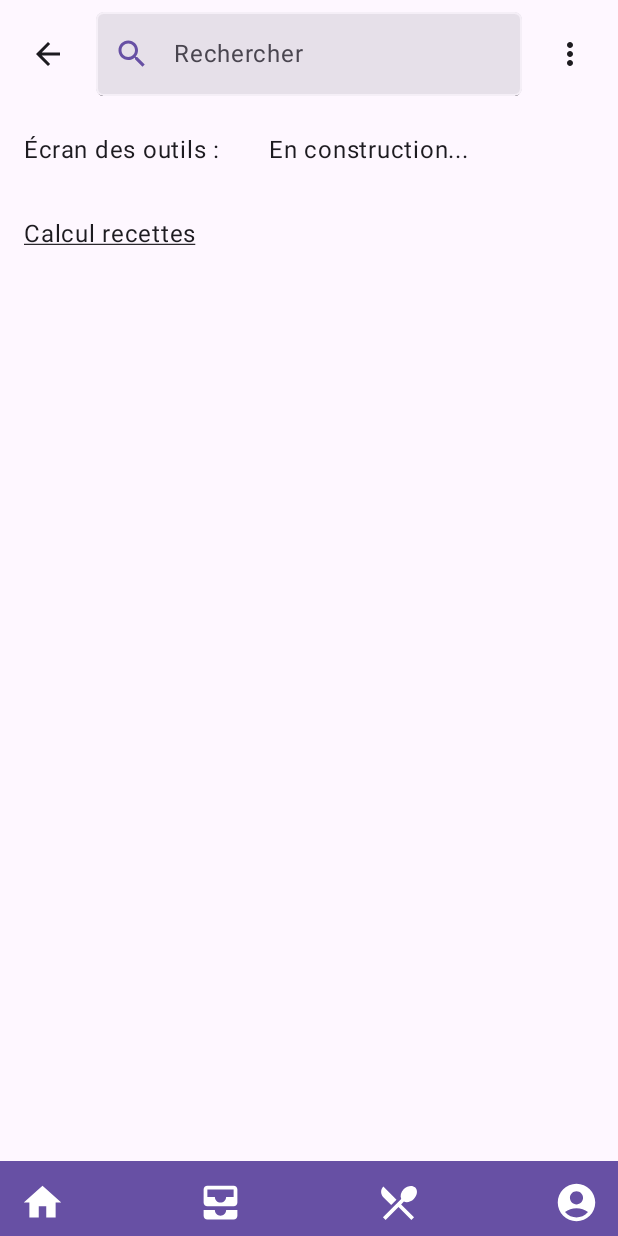
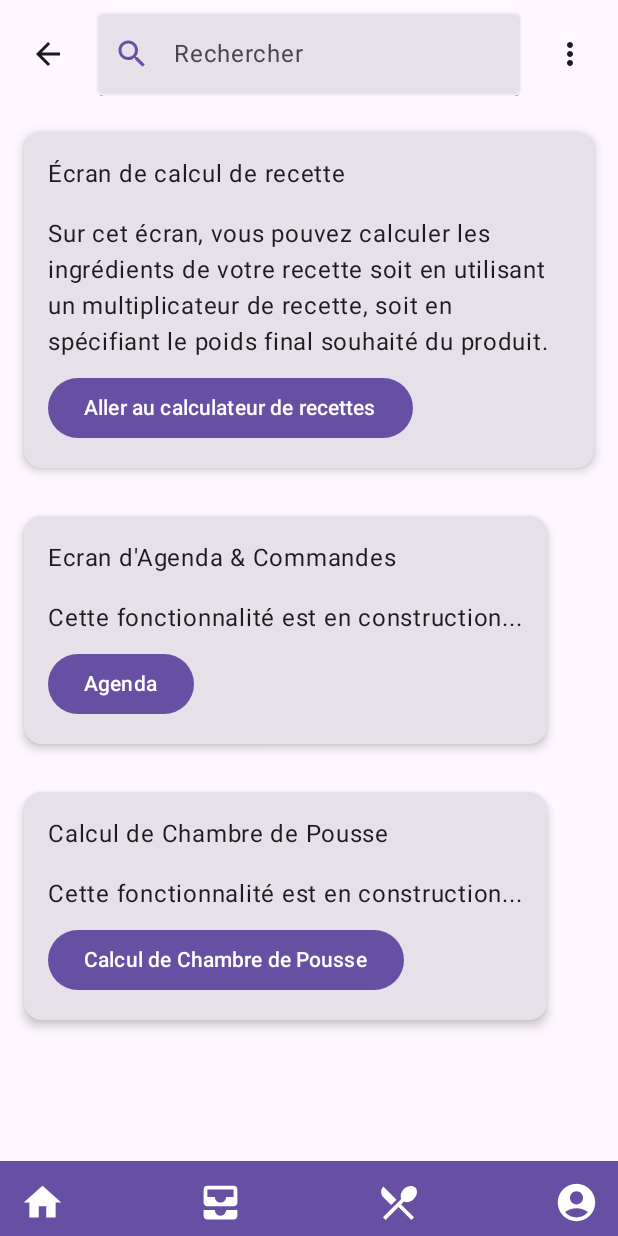
Before and after one commit to CedricSanchezGithub/Bagueton_Client, an Android app built with Jetpack Compose: the ToolsScreen screen opened through its navigation route, on a phone screen of 412 x 824 dp. Run offline under Robolectric (Android 15) with nearby library versions, the phone set to English and light mode, and no system bars; network calls fail; pictures from the network do not load.

Commit message:
maj Homescreen, LoginScreen & ToolsScreen

```diff
--- a/app/src/main/java/com/c3dev/bagueton/ui/ui/screens/login/LoginScreen.kt
+++ b/app/src/main/java/com/c3dev/bagueton/ui/ui/screens/login/LoginScreen.kt
@@ -1,5 +1,6 @@
 import android.content.res.Configuration
 import androidx.compose.foundation.Image
+import androidx.compose.foundation.border
 import androidx.compose.foundation.clickable
 import androidx.compose.foundation.layout.Arrangement
 import androidx.compose.foundation.layout.Box
@@ -29,6 +30,7 @@ import androidx.compose.ui.Alignment
 import androidx.compose.ui.Alignment.Companion.CenterHorizontally
 import androidx.compose.ui.Modifier
 import androidx.compose.ui.graphics.ImageBitmap
+import androidx.compose.ui.layout.ContentScale
 import androidx.compose.ui.res.imageResource
 import androidx.compose.ui.res.stringResource
 import androidx.compose.ui.text.input.PasswordVisualTransformation
@@ -75,12 +77,24 @@ fun LoginScreen(accountViewModel: AccountViewModel,
             verticalArrangement = Arrangement.Center,
             horizontalAlignment = CenterHorizontally
         ) {
+            if(!themeViewModel.isDarkTheme.value){
+
                 Image(
                     ImageBitmap.imageResource(id = R.drawable.logobagueton),
                     contentDescription = "logo", modifier = Modifier
                         .height(200.dp)
                         .width(200.dp)
                 )
+            } else{
+                Image(
+                    ImageBitmap.imageResource(id = R.drawable.logobagueton),
+                    contentScale = ContentScale.Crop,
+                    contentDescription = "logo", modifier = Modifier
+                        .width(200.dp)
+                        .border(3.dp, MaterialTheme.colorScheme.primary)
+                )
+                Spacer(modifier = Modifier.height(16.dp))
+            }
             Column(
                 modifier = Modifier
                     .fillMaxWidth()
@@ -90,7 +104,7 @@ fun LoginScreen(accountViewModel: AccountViewModel,
                 TextField(
                     value = loginViewModel.username.value,
                     onValueChange = { loginViewModel.username.value = it },
-                    label = { R.string.username_label },
+                    label = { Text(stringResource(id = R.string.username_label)) },
                     modifier = Modifier.fillMaxWidth()
                 )
 
@@ -99,7 +113,7 @@ fun LoginScreen(accountViewModel: AccountViewModel,
                 TextField(
                     value = loginViewModel.password.value,
                     onValueChange = { loginViewModel.password.value = it },
-                    label = { R.string.password_label },
+                    label = { Text(stringResource(id = R.string.password_label)) },
                     visualTransformation = PasswordVisualTransformation(),
                     modifier = Modifier.fillMaxWidth()
                 )
@@ -110,7 +124,7 @@ fun LoginScreen(accountViewModel: AccountViewModel,
                     TextField(
                         value = loginViewModel.confirmPassword.value,
                         onValueChange = { loginViewModel.confirmPassword.value = it },
-                        label = { R.string.confirm_password_label },
+                        label = { Text(stringResource(id = R.string.confirm_password_label)) },
                         visualTransformation = PasswordVisualTransformation(),
                         modifier = Modifier.fillMaxWidth()
                     )
--- a/app/src/main/java/com/c3dev/bagueton/ui/ui/screens/recipes/HomeScreen.kt
+++ b/app/src/main/java/com/c3dev/bagueton/ui/ui/screens/recipes/HomeScreen.kt
@@ -137,7 +137,8 @@ fun RecipeImage(
     navHostController: NavHostController?
 ) {
     val imageUrl = recipe.images?.firstOrNull()?.url
-    val imageContent = @Composable {
+    val imageContent =
+        @Composable {
         if (!imageUrl.isNullOrEmpty()) {
             Image(
                 painter = rememberAsyncImagePainter(
--- a/app/src/main/java/com/c3dev/bagueton/ui/ui/screens/tools/ToolsScreen.kt
+++ b/app/src/main/java/com/c3dev/bagueton/ui/ui/screens/tools/ToolsScreen.kt
@@ -1,18 +1,19 @@
 package com.c3dev.bagueton.ui.ui.screens.tools
 
 import android.content.res.Configuration
-import androidx.compose.foundation.clickable
 import androidx.compose.foundation.layout.Column
-import androidx.compose.foundation.layout.Row
 import androidx.compose.foundation.layout.Spacer
 import androidx.compose.foundation.layout.fillMaxSize
 import androidx.compose.foundation.layout.padding
+import androidx.compose.material3.Button
+import androidx.compose.material3.Card
+import androidx.compose.material3.CardDefaults
 import androidx.compose.material3.MaterialTheme
+import androidx.compose.material3.Scaffold
 import androidx.compose.material3.Surface
 import androidx.compose.material3.Text
 import androidx.compose.runtime.Composable
 import androidx.compose.ui.Modifier
-import androidx.compose.ui.text.style.TextDecoration
 import androidx.compose.ui.tooling.preview.Preview
 import androidx.compose.ui.unit.dp
 import androidx.navigation.NavHostController
@@ -26,26 +27,87 @@ import com.c3dev.bagueton.ui.ui.theme.Bagueton_v1Theme
 fun ToolsScreen(
     navHostController: NavHostController? = null, baguetonViewModel: BaguetonViewModel
 ) {
+    Scaffold(
+        bottomBar = { MyBottomAppBar(navHostController = navHostController) },
+        topBar = { SearchBar(baguetonViewModel = baguetonViewModel, navHostController = navHostController) },
+    ){ innerPadding ->
 
-    Column {
 
-        SearchBar(baguetonViewModel = baguetonViewModel,
-            navHostController = navHostController
-        )
-        Row {
-            Text(text = "Écran des outils :", modifier = Modifier.padding(16.dp) )
-            Text(text = "En construction...", modifier = Modifier.padding(16.dp) )
+        Column(modifier = Modifier.padding(innerPadding)) {
+
+            CardMinimalExample(navHostController)
+            AgendaCard(navHostController)
+            ProofingChamberCard(navHostController)
+
         }
+    }
+}
+
+@Composable
+fun CardMinimalExample(navHostController: NavHostController? = null) {
+    Card(
+        modifier = Modifier.padding(16.dp),
+        elevation = CardDefaults.cardElevation(defaultElevation = 4.dp)
+    ) {
+        Column(modifier = Modifier.padding(16.dp)) {
+            Text(text = "Écran de calcul de recette")
+            Spacer(modifier = Modifier.padding(8.dp))
             Text(
-                text = "Calcul recettes",
-                textDecoration = TextDecoration.Underline,
-                modifier = Modifier.clickable {
-                    navHostController?.navigate("ToolScreenCalc")
-                }.padding(16.dp)
+                text = "Sur cet écran, vous pouvez calculer les ingrédients de votre recette soit en utilisant un multiplicateur de recette, soit en spécifiant le poids final souhaité du produit."
             )
+            Button(
+                onClick = { navHostController?.navigate("ToolScreenCalc") },
+                modifier = Modifier.padding(top = 8.dp)
+            ) {
+                Text("Aller au calculateur de recettes")
+            }
+        }
+    }
+}
 
-        Spacer(Modifier.weight(1f, true))
-        MyBottomAppBar(navHostController)
+@Composable
+fun AgendaCard(navHostController: NavHostController? = null) {
+    Card(
+        modifier = Modifier.padding(16.dp),
+        elevation = CardDefaults.cardElevation(defaultElevation = 4.dp)
+    ) {
+        Column(modifier = Modifier.padding(16.dp)) {
+            Text(text = "Ecran d'Agenda & Commandes")
+            Spacer(modifier = Modifier.padding(8.dp))
+            Text(text = "Cette fonctionnalité est en construction...")
+
+            Button(
+                onClick = {
+                    // Ajoutez la navigation ou l'action appropriée ici si nécessaire
+                },
+                modifier = Modifier.padding(top = 8.dp)
+            ) {
+                Text("Agenda")
+            }
+        }
+    }
+}
+
+@Composable
+fun ProofingChamberCard(navHostController: NavHostController? = null) {
+    Card(
+        modifier = Modifier.padding(16.dp),
+        elevation = CardDefaults.cardElevation(defaultElevation = 4.dp)
+    ) {
+        Column(modifier = Modifier.padding(16.dp)) {
+            Text(text = "Calcul de Chambre de Pousse")
+            Spacer(modifier = Modifier.padding(8.dp))
+            Text(text = "Cette fonctionnalité est en construction...")
+
+            Button(
+                onClick = {
+                    // Ajoutez la navigation ou l'action appropriée ici si nécessaire
+                },
+                modifier = Modifier.padding(top = 8.dp)
+            ) {
+                Text("Calcul de Chambre de Pousse")
+            }
+        }
     }
 }
 
```
Lines whose indentation alone changed are shown as unchanged.
